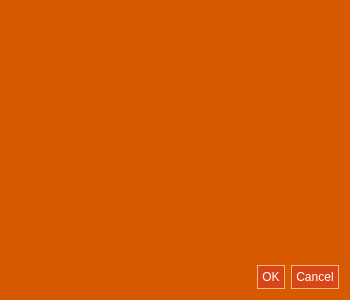
First picture: the form in frmConfig.ui, repository Syping/servermgr, before the edit.
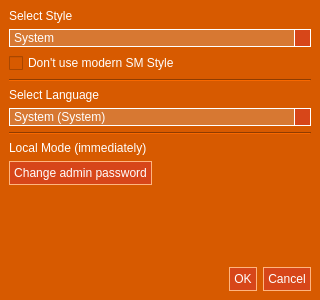
Second picture: the form after the edit. Icons and pictures are not drawn. Custom widgets are drawn as their Qt base class.

The edit to the form file:
```diff
--- a/frmConfig.ui
+++ b/frmConfig.ui
@@ -9,65 +9,136 @@
    <rect>
     <x>0</x>
     <y>0</y>
-    <width>350</width>
+    <width>320</width>
     <height>300</height>
    </rect>
   </property>
   <property name="minimumSize">
    <size>
-    <width>350</width>
+    <width>320</width>
     <height>300</height>
    </size>
   </property>
   <property name="maximumSize">
    <size>
-    <width>350</width>
+    <width>320</width>
     <height>300</height>
    </size>
   </property>
   <property name="windowTitle">
    <string>Config</string>
   </property>
+  <layout class="QVBoxLayout" name="vlConfig">
+   <property name="spacing">
+    <number>0</number>
+   </property>
+   <property name="leftMargin">
+    <number>0</number>
+   </property>
+   <property name="topMargin">
+    <number>0</number>
+   </property>
+   <property name="rightMargin">
+    <number>0</number>
+   </property>
+   <property name="bottomMargin">
+    <number>0</number>
+   </property>
+   <item>
+    <widget class="QWidget" name="configWidget" native="true">
   <property name="styleSheet">
-   <string notr="true">QWidget#frmConfig{
-background-color: rgb(215, 90, 0);
-color: rgb(255, 255, 255);
-selection-background-color: rgb(255, 255, 255);
-selection-color: rgb(215, 90, 0);
+      <string notr="true">QWidget#configWidget{
+	background-color: rgb(215, 90, 0);
+	color: rgb(255, 255, 255);
+	selection-background-color: rgb(255, 255, 255);
+	selection-color: rgb(215, 90, 0);
 }
-QWidget#sawcRight{
-background-color: rgb(215, 120, 50);
-color: rgb(255, 255, 255);
-selection-background-color: rgb(255, 255, 255);
-selection-color: rgb(215, 90, 0);
+QMessageBox{
+	background-color: rgb(215, 90, 0);
+	color: rgb(255, 255, 255);
+	selection-background-color: rgb(255, 255, 255);
+	selection-color: rgb(215, 90, 0);
 }
-QWidget#sawcRight{
-background-color: rgb(215, 120, 50);
-color: rgb(255, 255, 255);
-selection-background-color: rgb(255, 255, 255);
-selection-color: rgb(215, 90, 0);
+QInputBox{
+	background-color: rgb(215, 90, 0);
+	color: rgb(255, 255, 255);
+	selection-background-color: rgb(255, 255, 255);
+	selection-color: rgb(215, 90, 0);
+}
+QLabel{
+	background-color: rgb(215, 120, 50);
+	color: rgb(255, 255, 255);
+	selection-background-color: rgb(255, 255, 255);
+	selection-color: rgb(215, 90, 0);
 }
 QFrame{
-background-color: rgb(215, 90, 0);
-color: rgb(255, 255, 255);
-selection-background-color: rgb(255, 255, 255);
-selection-color: rgb(215, 90, 0);
+	background-color: rgb(215, 90, 0);
+	color: rgb(255, 255, 255);
+	selection-background-color: rgb(255, 255, 255);
+	selection-color: rgb(215, 90, 0);
 }
-QListWidget{
-background-color: rgb(215, 120, 50);
-color: rgb(255, 255, 255);
-selection-background-color: rgb(255, 255, 255);
-selection-color: rgb(215, 90, 0);
+QCheckBox{
+	background-color: rgb(215, 90, 0);
+	color: rgb(255, 255, 255);
+	selection-background-color: rgb(255, 255, 255);
+	selection-color: rgb(215, 90, 0);
+}
+QComboBox{
+	background-color: rgb(215, 120, 50);
+	color: rgb(255, 255, 255);
+	selection-background-color: rgb(255, 255, 255);
+	selection-color: rgb(215, 90, 0);
+	border: 1px solid white;
+}
+QComboBox::drop-down {
+    subcontrol-origin: padding;
+    subcontrol-position: top right;
+    width: 15px;
+    background-color: rgb(215, 70, 25); 
+    border-left-width: 1px;
+    border-left-color: white;
+    border-left-style: solid;
+}
+QComboBox::drop-down:hover{
+	background-color: rgb(255, 255, 255);
+}
+QComboBox::drop-down:on{
+	background-color: rgb(255, 255, 255);
+}
+QComboBox::down-arrow{
+	image: url(:/icon/down-arrow.png);
+}
+QComboBox::down-arrow:hover{
+	image: url(:/icon/down-arrow_o.png);
+}
+QComboBox::down-arrow:on{
+    image: url(:/icon/down-arrow_o.png);
+    top: 1px;
+    left: 1px;
+}
+QComboBox QAbstractItemView{
+	background-color: rgb(215, 120, 50);
+	color: rgb(255, 255, 255);
+	selection-background-color: rgb(255, 255, 255);
+	selection-color: rgb(215, 90, 0);
+	outline: none;
+}
+QLineEdit{
+	background-color: rgb(215, 120, 50);
+	color: rgb(255, 255, 255);
+	selection-background-color: rgb(255, 255, 255);
+	selection-color: rgb(215, 90, 0);
+	border: 1px solid white;
 }
 QPushButton{
-border-style: ridge;
-background-color: rgb(215, 70, 25); 
-color: rgb(255, 255, 255);
-border-width: 1px;
-border-radius: 0px;
-border-color: rgb(215, 120, 50);
-min-width: 5em;
-padding: 4px;
+	border-style: ridge;
+	background-color: rgb(215, 70, 25); 
+	color: rgb(255, 255, 255);
+	border-width: 1px;
+	border-radius: 0px;
+	border-color: rgb(215, 120, 50);
+	min-width: 5em;
+	padding: 4px;
 }
 QPushButton:hover{
 background-color: rgb(255, 255, 255);
@@ -80,16 +151,100 @@
 }
 </string>
   </property>
-  <layout class="QVBoxLayout" name="configLayout">
+     <layout class="QVBoxLayout" name="vlConfigWidget">
    <item>
-    <spacer name="verticalSpacer">
+       <widget class="KPTLabel" name="labStyle">
+        <property name="text">
+         <string>Select Style</string>
+        </property>
+       </widget>
+      </item>
+      <item>
+       <widget class="QComboBox" name="cbStyle">
+        <item>
+         <property name="text">
+          <string>System</string>
+         </property>
+        </item>
+       </widget>
+      </item>
+      <item>
+       <widget class="QCheckBox" name="cbSMStyle">
+        <property name="text">
+         <string>Don't use modern SM Style</string>
+        </property>
+       </widget>
+      </item>
+      <item>
+       <widget class="Line" name="lineUStyle">
+        <property name="orientation">
+         <enum>Qt::Horizontal</enum>
+        </property>
+       </widget>
+      </item>
+      <item>
+       <widget class="QLabel" name="labLang">
+        <property name="text">
+         <string>Select Language</string>
+        </property>
+       </widget>
+      </item>
+      <item>
+       <widget class="QComboBox" name="cbLanguage">
+        <item>
+         <property name="text">
+          <string>System (System)</string>
+         </property>
+        </item>
+       </widget>
+      </item>
+      <item>
+       <widget class="Line" name="lineULang">
+        <property name="orientation">
+         <enum>Qt::Horizontal</enum>
+        </property>
+       </widget>
+      </item>
+      <item>
+       <widget class="QLabel" name="labLocalMode">
+        <property name="text">
+         <string>Local Mode (immediately)</string>
+        </property>
+       </widget>
+      </item>
+      <item>
+       <layout class="QHBoxLayout" name="hlLocalMode">
+        <item>
+         <widget class="QPushButton" name="cmdChangeAdminPassword">
+          <property name="text">
+           <string>Change admin password</string>
+          </property>
+         </widget>
+        </item>
+        <item>
+         <spacer name="hsLocalMode">
+          <property name="orientation">
+           <enum>Qt::Horizontal</enum>
+          </property>
+          <property name="sizeHint" stdset="0">
+           <size>
+            <width>0</width>
+            <height>0</height>
+           </size>
+          </property>
+         </spacer>
+        </item>
+       </layout>
+      </item>
+      <item>
+       <spacer name="vsConfig">
      <property name="orientation">
       <enum>Qt::Vertical</enum>
      </property>
      <property name="sizeHint" stdset="0">
       <size>
-       <width>20</width>
-       <height>40</height>
+          <width>0</width>
+          <height>0</height>
       </size>
      </property>
     </spacer>
@@ -133,6 +288,21 @@
    </item>
   </layout>
  </widget>
+   </item>
+  </layout>
+ </widget>
+ <customwidgets>
+  <customwidget>
+   <class>KPTLabel</class>
+   <extends>QLabel</extends>
+   <header>KPTLabel.h</header>
+   <slots>
+    <signal>mouseRelease(QMouseEvent*)</signal>
+    <signal>mousePress(QMouseEvent*)</signal>
+    <signal>mouseMove(QMouseEvent*)</signal>
+   </slots>
+  </customwidget>
+ </customwidgets>
  <resources/>
  <connections/>
 </ui>
```
Left out of the diff: 20 changed lines with no effect on the pictures. Lines whose indentation alone changed are shown as unchanged.
